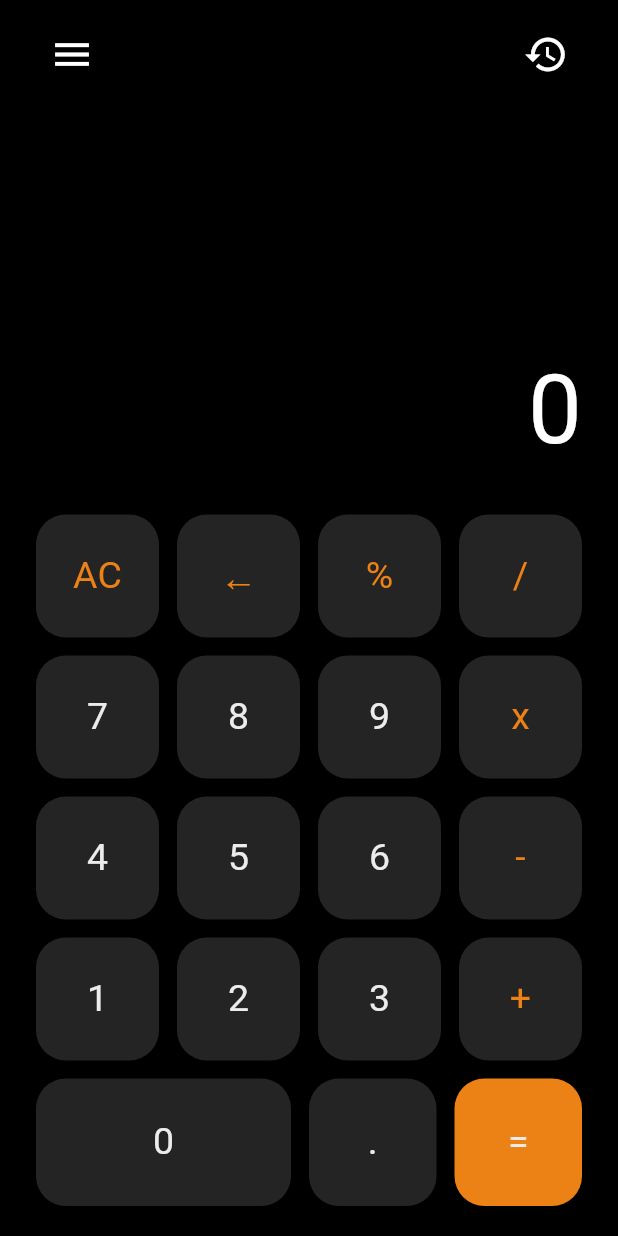
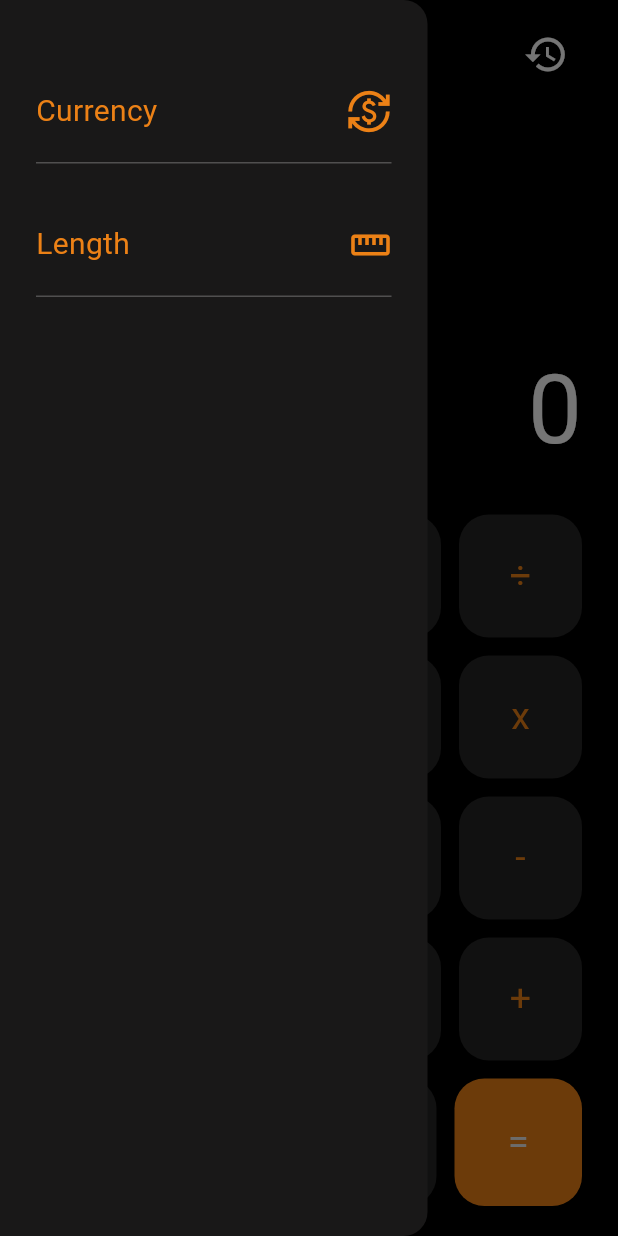
Before and after one commit to carlronneth24/kalcu, a Flutter app: the screen it shows after launch, after a tap on the "menu" icon, on a phone screen of 412 x 824 dp. Run offline on Flutter 3.47's test engine with Material 3 defaults, Android fonts, the phone set to English and light mode, and no system bars; our stand-ins replace hive_flutter; missing offline and left inert: device_frame; accounts and stored records are empty.

Commit message:
currency

```diff
--- a/lib/screens/calculator_screen.dart
+++ b/lib/screens/calculator_screen.dart
@@ -2,8 +2,11 @@ import 'package:flutter/material.dart';
 import 'package:flutter/services.dart';
 import '../theme/app_colors.dart';
 import '../widgets/calculator_button.dart';
+import '../widgets/app_drawer.dart';
 import '../services/history_service.dart';
 import 'history/history_screen.dart';
+import 'converter/currency_converter_screen.dart';
+import 'converter/length_converter_screen.dart';
 
 
 class CalculatorScreen extends StatefulWidget {
@@ -14,6 +17,8 @@ class CalculatorScreen extends StatefulWidget {
 }
 
 class _CalculatorScreenState extends State<CalculatorScreen> {
+  final _scaffoldKey = GlobalKey<ScaffoldState>();
+
   String _display = '0';
   double? _firstOperand;
   String? _pendingOperator;
@@ -197,10 +202,31 @@ class _CalculatorScreenState extends State<CalculatorScreen> {
     );
   }
 
+  void _openCurrencyConverter() {
+    Navigator.pop(context); // close the drawer first
+    Navigator.push(
+      context,
+      MaterialPageRoute(builder: (context) => const CurrencyConverterScreen()),
+    );
+  }
+
+  void _openLengthConverter() {
+    Navigator.pop(context); // close the drawer first
+    Navigator.push(
+      context,
+      MaterialPageRoute(builder: (context) => const LengthConverterScreen()),
+    );
+  }
+
   @override
   Widget build(BuildContext context) {
     return Scaffold(
+      key: _scaffoldKey,
       backgroundColor: AppColors.background,
+      drawer: AppDrawer(
+        onCurrencyTap: _openCurrencyConverter,
+        onLengthTap: _openLengthConverter,
+      ),
       body: SafeArea(
         child: Padding(
           padding: const EdgeInsets.symmetric(horizontal: 24),
@@ -214,7 +240,7 @@ class _CalculatorScreenState extends State<CalculatorScreen> {
                 children: [
                   IconButton(
                     icon: const Icon(Icons.menu, color: AppColors.textWhite, size: 30),
-                    onPressed: () {},
+                    onPressed: () => _scaffoldKey.currentState?.openDrawer(),
                   ),
                   IconButton(
                     icon: const Icon(Icons.history, color: AppColors.textWhite, size: 30),
@@ -253,7 +279,7 @@ class _CalculatorScreenState extends State<CalculatorScreen> {
           FittedBox(
             fit: BoxFit.scaleDown,
             child: Text(
-              _computedExpression!,
+              _computedExpression!.replaceAll('/', '÷'),
               style: const TextStyle(
                 color: Color(0xFF797070),
                 fontSize: 30,
@@ -278,9 +304,10 @@ class _CalculatorScreenState extends State<CalculatorScreen> {
     }
 
     // Normal typing view: single big line showing the full expression as typed
-    // (e.g. "1+1"), falling back to the raw display before any expression exists.
-    final typingText =
-        _expression.isEmpty ? _display : _expression.replaceAll(' ', '');
+    // (e.g. "1÷1"), falling back to the raw display before any expression exists.
+    final typingText = _expression.isEmpty
+        ? _display
+        : _expression.replaceAll(' ', '').replaceAll('/', '÷');
 
     return Align(
       alignment: Alignment.centerRight,
--- /dev/null
+++ b/lib/widgets/app_drawer.dart
@@ -0,0 +1,90 @@
+import 'package:flutter/material.dart';
+
+/// Side drawer menu opened from the calculator's top-left menu icon.
+/// Matches the Figma design: dark panel, right-aligned "Currency" and
+/// "Length" items with icons, separated by thin dividers.
+class AppDrawer extends StatelessWidget {
+  final VoidCallback onCurrencyTap;
+  final VoidCallback onLengthTap;
+
+  const AppDrawer({
+    super.key,
+    required this.onCurrencyTap,
+    required this.onLengthTap,
+  });
+
+  static const orange = Color(0xFFEC8116);
+  static const panelColor = Color(0xFF191818);
+
+  @override
+  Widget build(BuildContext context) {
+    return Drawer(
+      backgroundColor: panelColor,
+      width: 285,
+      child: SafeArea(
+        child: Column(
+          crossAxisAlignment: CrossAxisAlignment.stretch,
+          children: [
+            const SizedBox(height: 40),
+            _DrawerItem(
+              label: 'Currency',
+              icon: Icons.currency_exchange,
+              iconSize: 30,
+              onTap: onCurrencyTap,
+            ),
+            const Divider(color: Colors.white24, height: 1, indent: 24, endIndent: 24),
+            const SizedBox(height: 20),
+            _DrawerItem(
+              label: 'Length',
+              icon: Icons.straighten,
+              iconSize: 28,
+              onTap: onLengthTap,
+            ),
+            const Divider(color: Colors.white24, height: 1, indent: 24, endIndent: 24),
+          ],
+        ),
+      ),
+    );
+  }
+}
+
+class _DrawerItem extends StatelessWidget {
+  final String label;
+  final IconData icon;
+  final double iconSize;
+  final VoidCallback onTap;
+
+  const _DrawerItem({
+    required this.label,
+    required this.icon,
+    required this.onTap,
+    this.iconSize = 28,
+  });
+
+  @override
+  Widget build(BuildContext context) {
+    return InkWell(
+      onTap: onTap,
+      child: SizedBox(
+        height: 68,
+        child: Padding(
+          padding: const EdgeInsets.symmetric(horizontal: 24, vertical: 19),
+          child: Row(
+            mainAxisAlignment: MainAxisAlignment.spaceBetween,
+            children: [
+              Text(
+                label,
+                style: const TextStyle(
+                  color: AppDrawer.orange,
+                  fontSize: 20,
+                  fontWeight: FontWeight.normal,
+                ),
+              ),
+              Icon(icon, color: AppDrawer.orange, size: iconSize),
+            ],
+          ),
+        ),
+      ),
+    );
+  }
+}
--- a/lib/widgets/calculator_button.dart
+++ b/lib/widgets/calculator_button.dart
@@ -25,6 +25,10 @@ class CalculatorButton extends StatelessWidget {
         ? AppColors.textLight
         : (isOperator ? AppColors.accent : AppColors.textLight);
 
+    // Show a proper division symbol while keeping '/' as the underlying
+    // operator value used everywhere else (calculation, history, etc.).
+    final displayLabel = label == '/' ? '÷' : label;
+
     return AspectRatio(
       aspectRatio: wide ? 2 : 1,
       child: Material(
@@ -35,7 +39,7 @@ class CalculatorButton extends StatelessWidget {
           onTap: onTap,
           child: Center(
             child: Text(
-              label,
+              displayLabel,
               style: TextStyle(
                 color: textColor,
                 fontSize: 25,
```
Also changed, not shown: lib/screens/converter/currency_converter_screen.dart (added, +43 -0 lines), lib/screens/converter/length_converter_screen.dart (added, +43 -0 lines).
